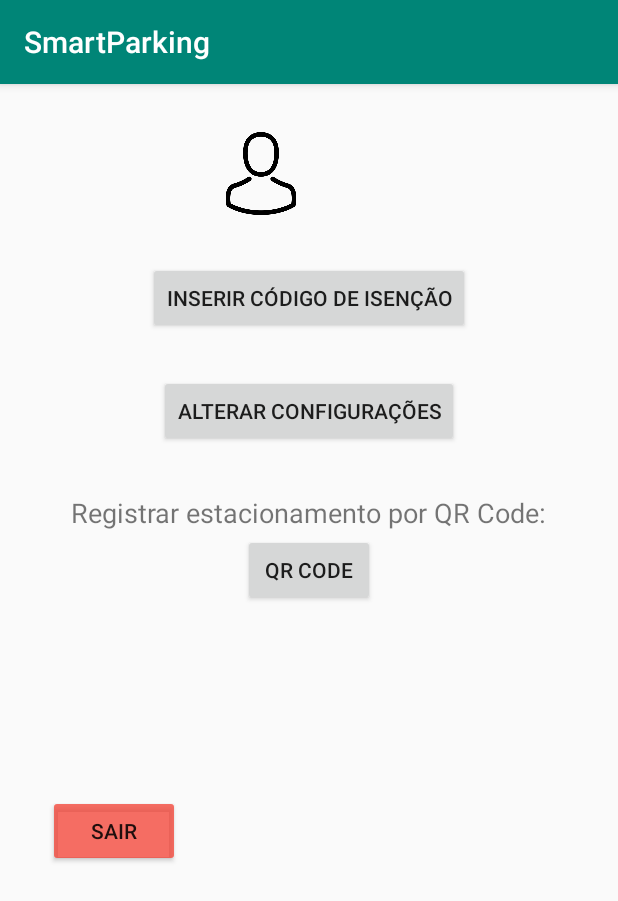
After one commit to JefersonFG/smartparking, an Android app: the LoggedActivity screen opened directly, with no data from a screen before it, on a phone screen of 412 x 824 dp. The commit adds this screen. Shown: the top 901 px of the screen. Run offline under Robolectric (Android 15) with nearby library versions, the phone set to English and light mode, and no system bars.

Commit message:
user logged activity

```diff
--- a/app/src/main/AndroidManifest.xml
+++ b/app/src/main/AndroidManifest.xml
@@ -12,7 +12,9 @@
         android:roundIcon="@mipmap/ic_launcher_round"
         android:supportsRtl="true"
         android:theme="@style/AppTheme">
-        <activity android:name=".NewUserActivity"></activity>
+        <activity android:name=".ConfigsActivity"></activity>
+        <activity android:name=".LoggedActivity" />
+        <activity android:name=".NewUserActivity" />
         <activity android:name=".SimpleScannerActivity" />
         <activity android:name=".MainActivity">
             <intent-filter>
--- /dev/null
+++ b/app/src/main/java/com/ihc/smartparking/LoggedActivity.java
@@ -0,0 +1,196 @@
+package com.ihc.smartparking;
+
+import androidx.appcompat.app.AppCompatActivity;
+import androidx.core.app.ActivityCompat;
+
+import android.Manifest;
+import android.app.AlertDialog;
+import android.content.Intent;
+import android.content.SharedPreferences;
+import android.os.Bundle;
+import android.view.View;
+import android.widget.Button;
+import android.widget.TextView;
+
+import java.io.IOException;
+import java.text.DateFormat;
+import java.text.SimpleDateFormat;
+import java.util.Date;
+import java.util.TimeZone;
+import java.util.UUID;
+
+import okhttp3.Call;
+import okhttp3.Callback;
+import okhttp3.OkHttpClient;
+import okhttp3.Request;
+import okhttp3.Response;
+import okhttp3.ResponseBody;
+
+public class LoggedActivity extends AppCompatActivity implements IsencaoDialog.IsencaoDialogListener {
+
+    // qr code:
+    public final int qr_request_code = 0;
+    private final OkHttpClient client = new OkHttpClient();
+    private String user_id;
+    // -------------------
+
+    private Button button_isencao;
+    private Button button_sair;
+    private Button button_configs;
+    private Button button_qr_code;
+
+    // user:
+    private String username = "defaultuser";
+    private String password = "defaultpassword";
+    // ---------
+
+    @Override
+    protected void onCreate(Bundle savedInstanceState) {
+        super.onCreate(savedInstanceState);
+        setContentView(R.layout.activity_logged);
+
+        // qr code:
+        // TODO Overly simple id gereration, implement user sign up and sign in
+        SharedPreferences pref = getApplicationContext().getSharedPreferences("SmartParking", MODE_PRIVATE);
+        user_id = pref.getString("user_id", "");
+
+        if (user_id.equals("")) {
+            user_id = UUID.randomUUID().toString();
+
+            SharedPreferences.Editor editor = pref.edit();
+            editor.putString("user_id", user_id);
+            editor.apply();
+        }
+
+        // TODO Overly simple permission request, should be checked and called when used, deal with not granted
+        ActivityCompat.requestPermissions(this, new String[] {Manifest.permission.CAMERA}, 0);
+        // -------------
+
+
+        TextView tvusername = (TextView)findViewById(R.id.username_logged);
+        username = this.getIntent().getStringExtra("username");
+        password = this.getIntent().getStringExtra("password");
+        tvusername.setText(this.getIntent().getStringExtra("username"));
+
+        button_isencao = (Button) findViewById(R.id.isencao);
+        button_isencao.setOnClickListener(new View.OnClickListener() {
+            @Override
+            public void onClick(View view) {
+                open_isencao_dialog();
+            }
+        });
+        button_sair = (Button) findViewById(R.id.sair);
+        button_sair.setOnClickListener(new View.OnClickListener() {
+            @Override
+            public void onClick(View view) {
+                finish();
+            }
+
+        });
+        button_configs = (Button) findViewById(R.id.configuracoes);
+        button_configs.setOnClickListener(new View.OnClickListener() {
+            @Override
+            public void onClick(View view) {
+                open_configuracoes();
+            }
+
+        });
+
+        button_qr_code = (Button) findViewById(R.id.qrcode);
+        button_qr_code.setOnClickListener(new View.OnClickListener() {
+            @Override
+            public void onClick(View view) {
+                readQRCodeClick(this);
+            }
+        });
+
+
+
+    }
+
+    public void open_isencao_dialog() {
+        IsencaoDialog dialog = new IsencaoDialog();
+        dialog.show(getSupportFragmentManager(), "isencao dialog");
+    }
+
+    public void open_configuracoes() {
+        Intent intent = new Intent(this, ConfigsActivity.class);
+        intent.putExtra("username", username);
+        intent.putExtra("password", password);
+        startActivity(intent);
+    }
+
+    @Override
+    public void applyText(String codigo_isencao) {
+        if (DatabaseRequisition.isencao(username, codigo_isencao)) {
+            NewAlertDialog dialog = new NewAlertDialog("Isenção realizada com sucesso!");
+            dialog.show(getSupportFragmentManager(), "example dialog");
+        }
+        else {
+            NewAlertDialog dialog = new NewAlertDialog("Isenção não pode ser realizada!");
+            dialog.show(getSupportFragmentManager(), "example dialog");
+        }
+    }
+
+
+    // ----------------------------------------------------------------------------------------
+    // qr code:
+    public void readQRCodeClick(View.OnClickListener view) {
+        Intent i = new Intent(this, SimpleScannerActivity.class);
+        startActivityForResult(i, qr_request_code);
+    }
+
+    public void onActivityResult(int requestCode, int resultCode, Intent data) {
+        if (requestCode == qr_request_code) {
+            if (resultCode == RESULT_OK) {
+                // Checks the QR Code data
+                String returnedResult = data.getDataString();
+
+                if (returnedResult.equals("parking_test")) {
+                    // Get current time in ISO 8601 format
+                    TimeZone tz = TimeZone.getTimeZone("UTC");
+                    DateFormat df = new SimpleDateFormat("yyyy-MM-dd'T'HH:mm:ss'Z'");
+                    df.setTimeZone(tz);
+                    String current_time = df.format(new Date());
+
+                    // Sends the parking time to the server
+                    Request request = new Request.Builder()
+                            .url(String.format("https://salty-cliffs-90817.herokuapp.com/park/%s/%s", user_id, current_time))
+                            .build();
+
+                    client.newCall(request).enqueue(new Callback() {
+                        @Override public void onFailure(Call call, IOException e) {
+                            e.printStackTrace();
+                        }
+
+                        @Override public void onResponse(Call call, final Response response) throws IOException {
+                            LoggedActivity.this.runOnUiThread(new Runnable() {
+                                @Override
+                                public void run() {
+                                    try (ResponseBody responseBody = response.body()) {
+                                        String responseString = responseBody.string();
+
+                                        if (responseString.startsWith(user_id)) {
+                                            int separatorPosition = responseString.lastIndexOf('-');
+                                            String serverMessage = responseString.substring(separatorPosition + 1);
+                                            new AlertDialog.Builder(LoggedActivity.this)
+                                                    .setTitle("Server response")
+                                                    .setMessage(serverMessage)
+                                                    .show();
+                                        }
+                                    }
+                                    catch (IOException e) {
+                                        // TODO Review this thread code, at least treat the exceptions
+                                    }
+                                }
+                            });
+                        }
+                    });
+                }
+            }
+        }
+
+    }
+
+
+}
--- /dev/null
+++ b/app/src/main/res/layout/activity_logged.xml
@@ -0,0 +1,89 @@
+<?xml version="1.0" encoding="utf-8"?>
+<RelativeLayout xmlns:android="http://schemas.android.com/apk/res/android"
+    xmlns:app="http://schemas.android.com/apk/res-auto"
+    xmlns:tools="http://schemas.android.com/tools"
+    android:layout_width="match_parent"
+    android:layout_height="match_parent"
+    tools:context=".LoggedActivity">
+
+    <view
+        android:id="@+id/view"
+        android:layout_centerHorizontal="true"
+        class="androidx.constraintlayout.widget.ConstraintLayout"
+        android:layout_width="152dp"
+        android:layout_height="61dp"
+        android:layout_alignParentTop="true"
+        android:layout_marginTop="30dp" />
+
+    <ImageView
+        android:id="@+id/userimage"
+        android:layout_width="84dp"
+        android:layout_height="55dp"
+        android:layout_alignLeft="@+id/view"
+        android:layout_alignTop="@+id/view"
+        android:layout_marginLeft="2dp"
+        android:layout_marginTop="2dp"
+        app:srcCompat="@drawable/profile_icon" />
+
+    <TextView
+        android:id="@+id/username_logged"
+        android:layout_width="wrap_content"
+        android:layout_height="wrap_content"
+        android:layout_alignRight="@+id/view"
+        android:layout_alignBottom="@+id/view"
+        android:layout_marginLeft="1dp"
+        android:layout_marginRight="2dp"
+        android:layout_marginBottom="25dp"
+        android:text="TextView"
+        android:textSize="18sp" />
+
+    <Button
+        android:layout_centerHorizontal="true"
+        android:id="@+id/isencao"
+        android:layout_width="wrap_content"
+        android:layout_height="wrap_content"
+        android:layout_below="@+id/view"
+        android:layout_marginTop="27dp"
+        android:text="Inserir código de isenção" />
+
+    <Button
+        android:layout_centerHorizontal="true"
+        android:id="@+id/configuracoes"
+        android:layout_width="wrap_content"
+        android:layout_height="wrap_content"
+        android:layout_below="@+id/isencao"
+        android:layout_marginTop="27dp"
+        android:text="Alterar configurações" />
+
+    <Button
+        android:layout_centerHorizontal="true"
+        android:id="@+id/qrcode"
+        android:layout_width="wrap_content"
+        android:layout_height="wrap_content"
+        android:layout_below="@+id/registrar"
+        android:layout_marginTop="2dp"
+        android:text="QR Code" />
+
+    <TextView
+        android:id="@+id/registrar"
+        android:layout_width="wrap_content"
+        android:layout_height="wrap_content"
+        android:layout_below="@+id/configuracoes"
+        android:layout_centerHorizontal="true"
+        android:layout_marginTop="31dp"
+        android:text="Registrar estacionamento por QR Code:"
+        android:textSize="18sp" />
+
+    <Button
+        android:id="@+id/sair"
+        android:layout_width="wrap_content"
+        android:layout_height="wrap_content"
+        android:layout_below="@+id/qrcode"
+        android:layout_alignParentStart="true"
+        android:layout_marginStart="32dp"
+        android:layout_marginTop="126dp"
+        android:backgroundTint="#C4F44336"
+        android:text="Sair" />
+
+
+</RelativeLayout>
```
Also changed, not shown: app/src/main/java/com/ihc/smartparking/ConfigsActivity.java (added, +40 -0 lines), app/src/main/java/com/ihc/smartparking/DatabaseRequisition.java (+11 -2 lines), app/src/main/java/com/ihc/smartparking/IsencaoDialog.java (added, +57 -0 lines), app/src/main/java/com/ihc/smartparking/MainActivity.java (+7 -87 lines), app/src/main/java/com/ihc/smartparking/NewUserActivity.java (+9 -0 lines), app/src/main/res/layout/activity_configs.xml (added, +106 -0 lines), app/src/main/res/layout/activity_main.xml (+0 -9 lines), app/src/main/res/layout/isencao_dialog.xml (added, +13 -0 lines), app/src/main/res/drawable/profile_icon.png (added).
